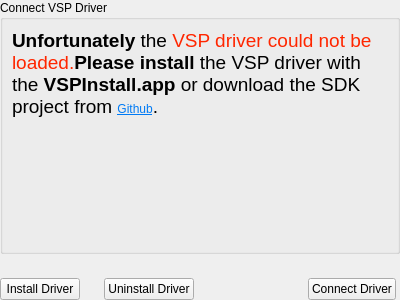
First picture: the form in VSPClient/ui/pgconnect.ui, repository britus/VSPClient, before the edit.
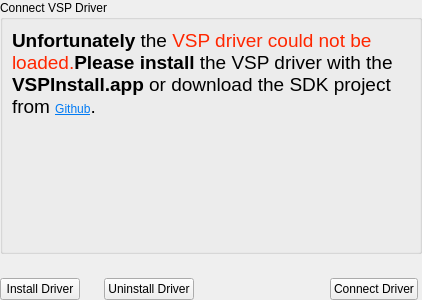
Second picture: the form after the edit.

```diff
--- a/VSPClient/ui/pgconnect.ui
+++ b/VSPClient/ui/pgconnect.ui
@@ -6,7 +6,7 @@
    <rect>
     <x>0</x>
     <y>0</y>
-    <width>400</width>
+    <width>422</width>
     <height>300</height>
    </rect>
   </property>
```
Left out of the diff: 4 changed lines with no effect on the pictures.
